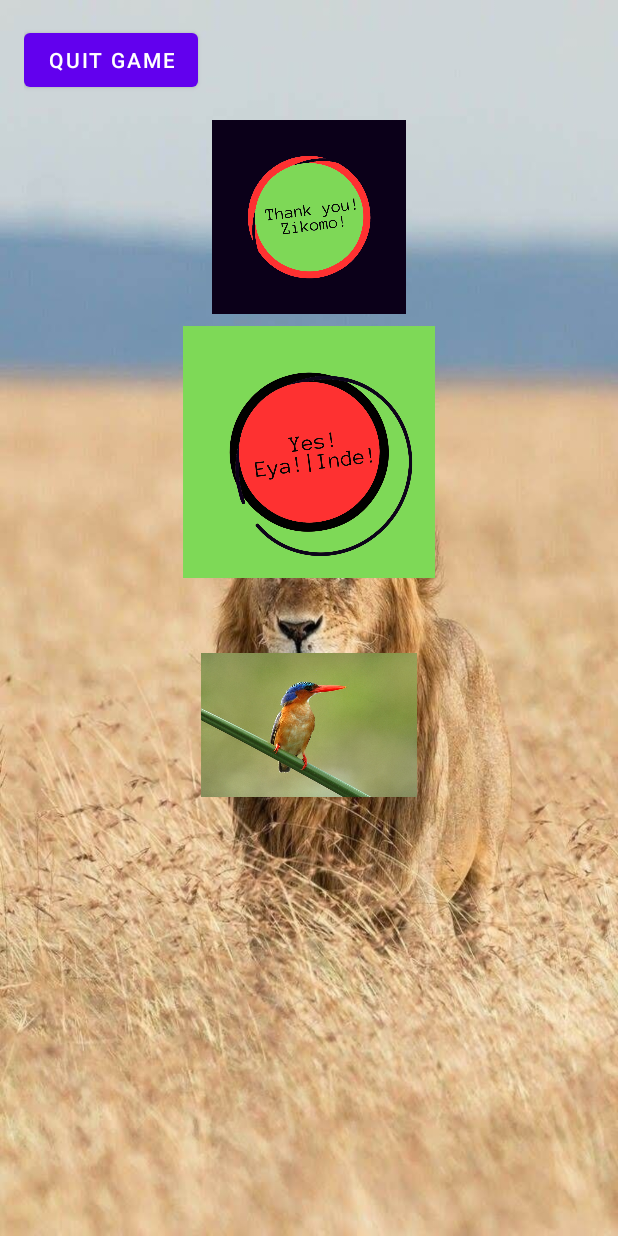
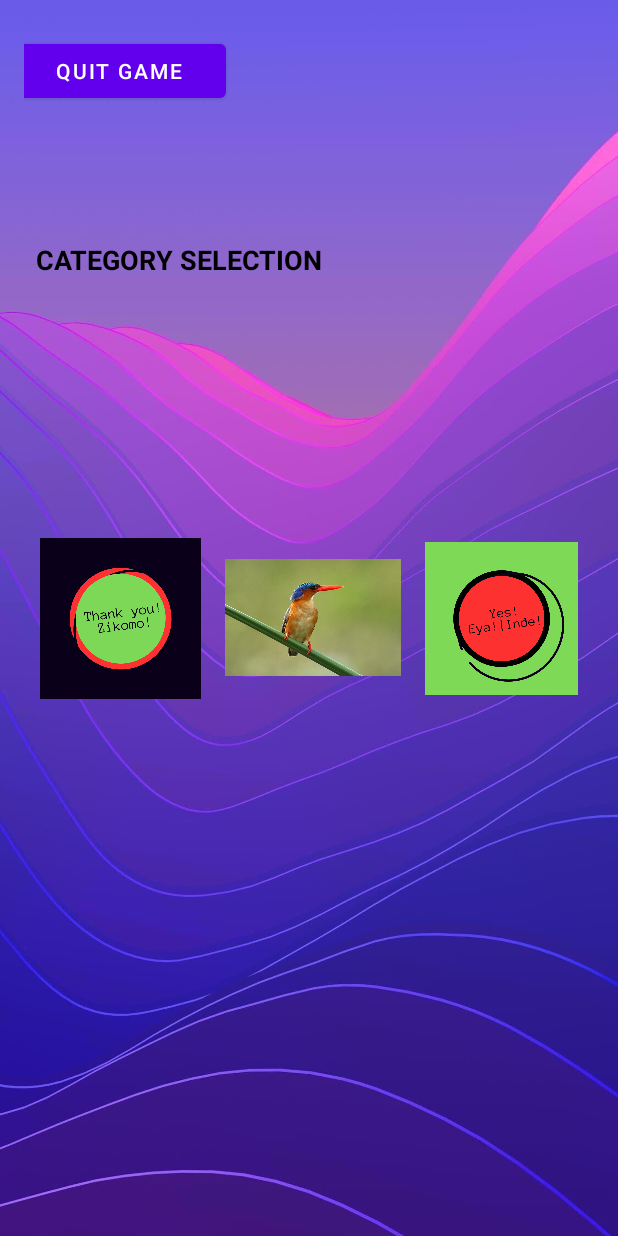
Before and after one commit to Mkayuni/LotoAndroid, an Android app: the layout activity_loto.xml on its own in the app's theme, with its tools: preview values and no code run, on a phone screen of 412 x 824 dp. Run offline under Robolectric (Android 15) with nearby library versions, the phone set to English and light mode, and no system bars.

Commit message:
Loto initial

```diff
--- a/app/src/main/res/layout/activity_loto.xml
+++ b/app/src/main/res/layout/activity_loto.xml
@@ -1,76 +1,104 @@
 <?xml version="1.0" encoding="utf-8"?>
-<LinearLayout xmlns:android="http://schemas.android.com/apk/res/android"
+<RelativeLayout xmlns:android="http://schemas.android.com/apk/res/android"
     xmlns:app="http://schemas.android.com/apk/res-auto"
     xmlns:tools="http://schemas.android.com/tools"
     android:layout_width="match_parent"
     android:layout_height="match_parent"
-    android:orientation="vertical"
+    android:background="@drawable/img"
     android:padding="16dp"
-    android:background="@drawable/lion_image"
     tools:context=".LOTO">
 
-    <!-- ImageView for Common Phrases with Click Listener -->
+    <!-- Button for quitting the game (top left) -->
     <Button
         android:id="@+id/quitGameButton"
-        android:layout_width="wrap_content"
+        android:layout_width="144dp"
         android:layout_height="wrap_content"
+        android:layout_alignParentStart="true"
+        android:layout_alignParentTop="true"
+        android:layout_marginStart="-9dp"
+        android:layout_marginTop="7dp"
         android:onClick="quitGame"
         android:text="Quit Game" />
 
+    <!-- TextView for CATEGORY SELECTION (uppercased) -->
+    <TextView
+        android:id="@+id/categorySelectionTextView"
+        android:layout_width="274dp"
+        android:layout_height="40dp"
+        android:layout_below="@id/quitGameButton"
+        android:layout_marginStart="8dp"
+        android:layout_marginTop="89dp"
+        android:layout_marginEnd="8dp"
+        android:layout_marginBottom="8dp"
+        android:text="CATEGORY SELECTION"
+        android:textColor="@color/black"
+        android:textSize="18sp"
+        android:textStyle="bold" />
+
+    <!-- Set of ImageViews centered horizontally -->
+    <LinearLayout
+        android:layout_width="wrap_content"
+        android:layout_height="wrap_content"
+        android:layout_centerHorizontal="true"
+        android:layout_centerVertical="true"
+        android:orientation="horizontal">
+
+        <!-- ImageView for Common Phrases with Click Listener -->
+
+        <!-- ImageView for Common Words with Click Listener -->
+
+        <!-- ImageView for Animals with Click Listener -->
         <ImageView
             android:id="@+id/categoryImageCommonPhrases"
-        android:layout_width="190dp"
-        android:layout_height="129dp"
-        android:layout_gravity="center"
-        android:layout_marginTop="16dp"
+            android:layout_width="107dp"
+            android:layout_height="321dp"
             android:contentDescription="@string/common_phrases_image_content_description"
             android:scaleType="centerInside"
             android:src="@drawable/common_phrases_image" />
 
-    <!-- ImageView for Common Words with Click Listener -->
-
-    <!-- ImageView for Animals with Click Listener -->
-
-    <ImageView
-        android:id="@+id/categoryImageCommonWords"
-        android:layout_width="168dp"
-        android:layout_height="168dp"
-        android:layout_gravity="center"
-        android:layout_marginTop="8dp"
-        android:contentDescription="@string/common_words_image_content_description"
-        android:scaleType="centerInside"
-        android:src="@drawable/common_words_image" />
-
-    <!-- ImageView for Animals with Click Listener -->
         <ImageView
             android:id="@+id/categoryImageAnimals"
-        android:layout_width="144dp"
-        android:layout_height="171dp"
-        android:layout_gravity="center"
-        android:layout_marginTop="12dp"
+            android:layout_width="117dp"
+            android:layout_height="match_parent"
+            android:layout_marginStart="16dp"
             android:contentDescription="@string/animals_image_content_description"
             android:scaleType="centerInside"
             android:src="@drawable/animals_image" />
 
+        <ImageView
+            android:id="@+id/categoryImageCommonWords"
+            android:layout_width="102dp"
+            android:layout_height="321dp"
+            android:layout_marginStart="16dp"
+            android:contentDescription="@string/common_words_image_content_description"
+            android:scaleType="centerInside"
+            android:src="@drawable/common_words_image" />
+    </LinearLayout>
+
+    <!-- TextView for instruction message -->
+    <!-- Add a layout for the word pair TextView (this layout will transition to landscape) -->
     <TextView
         android:id="@+id/instructionMessageTextView"
         android:layout_width="wrap_content"
         android:layout_height="wrap_content"
-        android:layout_gravity="center"
-        android:layout_marginTop="16dp"
+        android:layout_below="@id/categoryImageCommonWords"
+        android:layout_marginTop="-460dp"
         android:text="@string/forehead_message"
         android:textColor="@color/black"
         android:textSize="18sp"
         android:visibility="invisible" />
 
-    <!-- Add a layout for the word pair TextView (this layout will transition to landscape) -->
     <LinearLayout
         android:id="@+id/wordPairLayout"
         android:layout_width="match_parent"
         android:layout_height="wrap_content"
         android:gravity="center"
-        android:orientation="horizontal">
+        android:orientation="horizontal"
+        android:layout_below="@id/instructionMessageTextView">
 
+        <!-- TextView for displaying word pair -->
+
+        <!-- TextView for landscape mode (word pair display) -->
         <TextView
             android:id="@+id/wordPairTextView"
             android:layout_width="wrap_content"
@@ -81,6 +109,13 @@
             android:textSize="24sp"
             android:visibility="invisible" />
 
+        <TextView
+            android:id="@+id/landscapeWordPairTextView"
+            android:layout_width="match_parent"
+            android:layout_height="wrap_content"
+            android:text=""
+            android:textSize="18sp"
+            android:textColor="@android:color/black"
+            android:gravity="center"/>
     </LinearLayout>
-
-</LinearLayout>
+</RelativeLayout>
```
Also changed, not shown: app/src/main/AndroidManifest.xml (+10 -5 lines), app/src/main/java/com/example/lotoandroid/LandscapeActivity.java (added, +44 -0 lines), app/src/main/java/com/example/lotoandroid/MainActivity.java (+49 -19 lines), app/src/main/res/layout-land/landscape_text_display.xml (+25 -17 lines), app/src/main/res/layout/landscape_text_display.xml (+10 -4 lines), app/src/main/res/drawable/img.png (added). Lines whose indentation alone changed are shown as unchanged.
